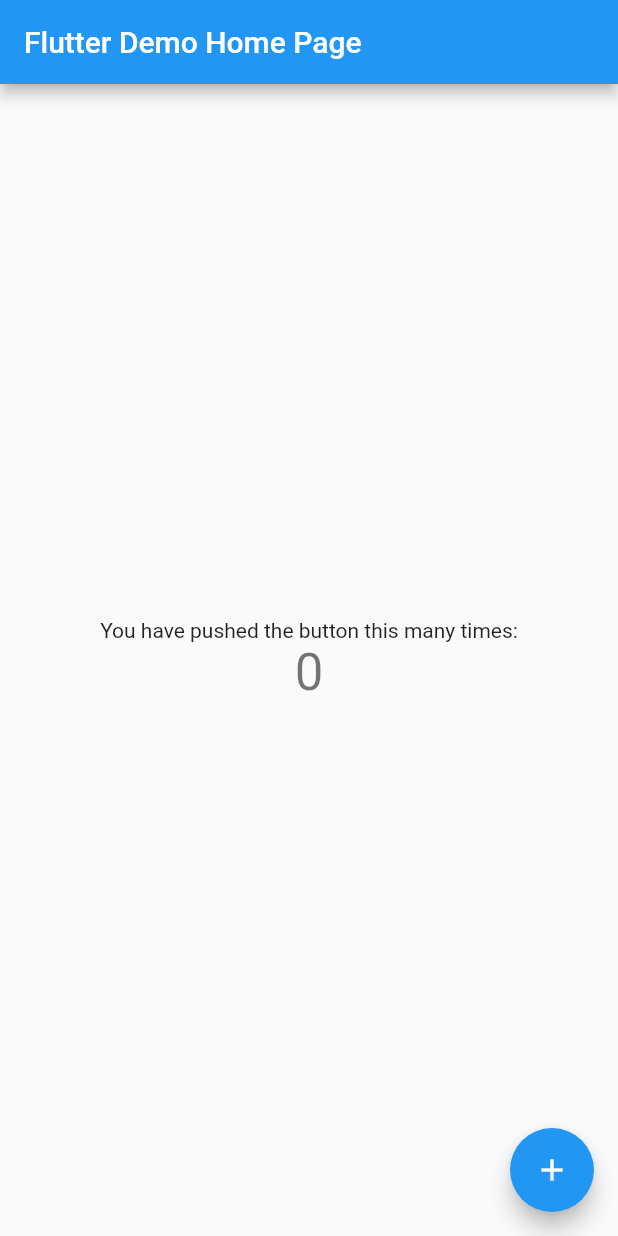
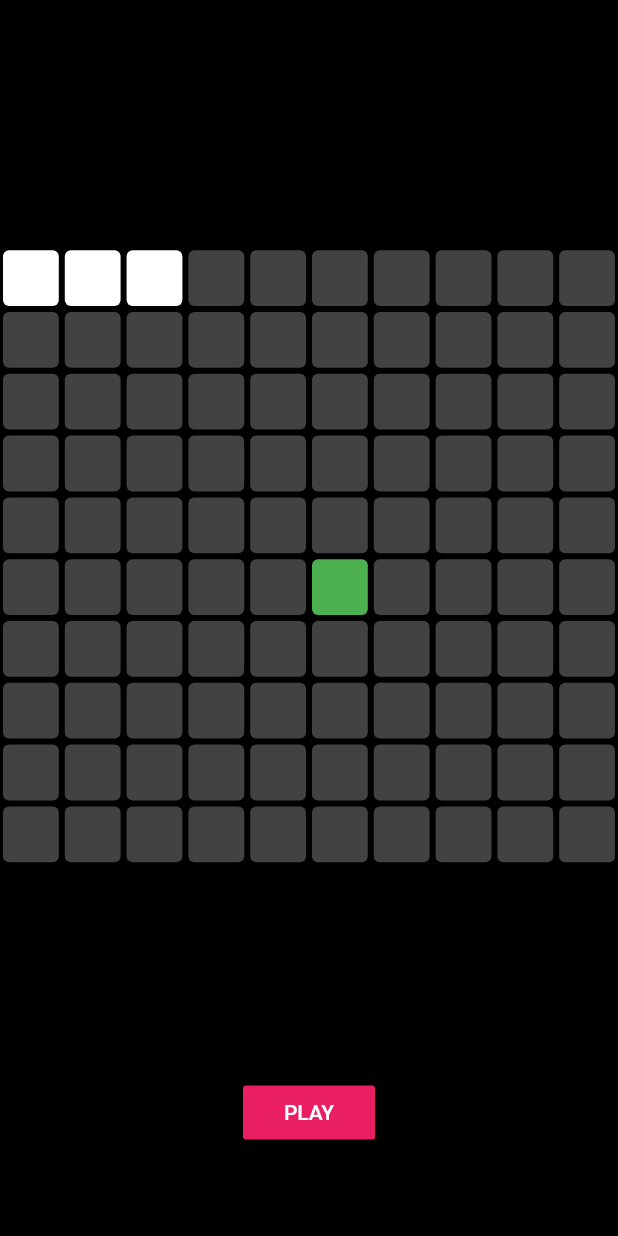
Before and after one commit to ritiknayan/SnakeGame_flutter, a Flutter app: the screen it shows after launch, on a phone screen of 412 x 824 dp. Run offline on Flutter 3.47's test engine with Material 2 defaults, Android fonts, the phone set to English and light mode, and no system bars.

Commit message:
added swipe functionality

```diff
--- /dev/null
+++ b/lib/blank_pixel.dart
@@ -0,0 +1,18 @@
+import 'package:flutter/material.dart';
+
+class BlankPixel extends StatelessWidget {
+  const BlankPixel({super.key});
+
+  @override
+  Widget build(BuildContext context) {
+    return Padding(
+      padding: const EdgeInsets.all(2.0),
+      child: Container(
+        decoration: BoxDecoration(
+          color: Colors.grey[800],
+          borderRadius: BorderRadius.circular(4),
+        ),
+      ),
+    );
+  }
+}
--- /dev/null
+++ b/lib/food_pixel.dart
@@ -0,0 +1,18 @@
+import 'package:flutter/material.dart';
+
+class FoodPixel extends StatelessWidget {
+  const FoodPixel({super.key});
+
+  @override
+  Widget build(BuildContext context) {
+    return Padding(
+      padding: const EdgeInsets.all(2.0),
+      child: Container(
+        decoration: BoxDecoration(
+          color: Colors.green,
+          borderRadius: BorderRadius.circular(4),
+        ),
+      ),
+    );
+  }
+}
--- /dev/null
+++ b/lib/home_page.dart
@@ -0,0 +1,169 @@
+import 'dart:async';
+
+import 'package:flutter/material.dart';
+
+import 'package:snake_game_flutter/snake_pixel.dart';
+
+import 'blank_pixel.dart';
+import 'food_pixel.dart';
+
+class HomePage extends StatefulWidget {
+  const HomePage({super.key});
+
+  @override
+  State<HomePage> createState() => _HomePageState();
+}
+
+enum snake_Direction { UP, DOWN, LEFT, RIGHT }
+
+class _HomePageState extends State<HomePage> {
+  // grid dimensions
+
+  int rowSize = 10;
+  int totalNumbersOfSquares = 100;
+
+  //snake position
+  List<int> snakepos = [
+    0,
+    1,
+    2,
+  ];
+
+  //snake  direcdtion is initialilly to the right
+  var currentDirection = snake_Direction.RIGHT;
+
+  //food position
+  int foodPos = 55;
+
+  //start the game
+  void startGame() {
+    Timer.periodic(Duration(milliseconds: 200), (timer) {
+      setState(() {
+        //keep the snake moving
+        moveSnake();
+      });
+    });
+  }
+
+  void eatFood() {}
+
+  void moveSnake() {
+    switch (currentDirection) {
+      case snake_Direction.RIGHT:
+        {
+          //if snake is at the right wall, need to re-adjust
+          if (snakepos.last % rowSize == 9) {
+            snakepos.add(snakepos.last + 1 - rowSize);
+          } else {
+            snakepos.add(snakepos.last + 1);
+          }
+          // add a head
+
+          // remove tail
+          snakepos.removeAt(0);
+        }
+        break;
+      case snake_Direction.LEFT:
+        {
+          // add a head
+          if (snakepos.last % rowSize == 0) {
+            snakepos.add(snakepos.last - 1 + rowSize);
+          } else {
+            snakepos.add(snakepos.last - 1);
+          }
+          // remove tail
+          snakepos.removeAt(0);
+        }
+        break;
+      case snake_Direction.UP:
+        {
+          // add a head
+          if (snakepos.last < rowSize) {
+            snakepos.add(snakepos.last - rowSize + totalNumbersOfSquares);
+          } else {
+            snakepos.add(snakepos.last - rowSize);
+          }
+          // remove tail
+          snakepos.removeAt(0);
+        }
+        break;
+      case snake_Direction.DOWN:
+        {
+          if (snakepos.last + rowSize > totalNumbersOfSquares) {
+            snakepos.add(snakepos.last + rowSize - totalNumbersOfSquares);
+          } else {
+            snakepos.add(snakepos.last + rowSize);
+          }
+          // remove tail
+          snakepos.removeAt(0);
+        }
+        break;
+      default:
+    }
+
+    if (snakepos.last == foodPos) {
+      eatFood();
+    }
+  }
+
+  @override
+  Widget build(BuildContext context) {
+    return Scaffold(
+      backgroundColor: Colors.black,
+      body: Column(children: [
+        //high scores
+        Expanded(child: Container()),
+
+        // games grid
+
+        Expanded(
+            flex: 3,
+            child: GestureDetector(
+              onVerticalDragUpdate: (details) {
+                if (details.delta.dy > 0 &&
+                    currentDirection != snake_Direction.UP) {
+                  currentDirection = snake_Direction.DOWN;
+                } else if (details.delta.dy < 0 &&
+                    currentDirection != snake_Direction.DOWN) {
+                  currentDirection = snake_Direction.UP;
+                }
+              },
+              onHorizontalDragUpdate: (details) {
+                if (details.delta.dx > 0 &&
+                    currentDirection != snake_Direction.LEFT) {
+                  currentDirection = snake_Direction.RIGHT;
+                } else if (details.delta.dx < 0 &&
+                    currentDirection != snake_Direction.RIGHT) {
+                  currentDirection = snake_Direction.LEFT;
+                }
+              },
+              child: GridView.builder(
+                itemCount: totalNumbersOfSquares,
+                physics: const NeverScrollableScrollPhysics(),
+                gridDelegate: SliverGridDelegateWithFixedCrossAxisCount(
+                    crossAxisCount: rowSize),
+                itemBuilder: (context, index) {
+                  if (snakepos.contains(index)) {
+                    return const SnakePixel();
+                  } else if (foodPos == index) {
+                    return const FoodPixel();
+                  } else {
+                    return const BlankPixel();
+                  }
+                },
+              ),
+            )),
+        // play button
+        Expanded(
+            child: Container(
+          child: Center(
+              child: MaterialButton(
+            onPressed: startGame,
+            child: Text('PLAY'),
+            color: Colors.pink,
+          )),
+        )),
+      ]),
+    );
+  }
+}
--- a/lib/main.dart
+++ b/lib/main.dart
@@ -1,4 +1,6 @@
 import 'package:flutter/material.dart';
+
+import 'home_page.dart';
 
 void main() {
   runApp(const MyApp());
@@ -7,109 +9,12 @@
 class MyApp extends StatelessWidget {
   const MyApp({super.key});
 
-  // This widget is the root of your application.
   @override
   Widget build(BuildContext context) {
     return MaterialApp(
-      title: 'Flutter Demo',
-      theme: ThemeData(
-        // This is the theme of your application.
-        //
-        // Try running your application with "flutter run". You'll see the
-        // application has a blue toolbar. Then, without quitting the app, try
-        // changing the primarySwatch below to Colors.green and then invoke
-        // "hot reload" (press "r" in the console where you ran "flutter run",
-        // or simply save your changes to "hot reload" in a Flutter IDE).
-        // Notice that the counter didn't reset back to zero; the application
-        // is not restarted.
-        primarySwatch: Colors.blue,
-      ),
-      home: const MyHomePage(title: 'Flutter Demo Home Page'),
+      debugShowCheckedModeBanner: false,
+      home: HomePage(),
+      theme: ThemeData(brightness: Brightness.dark),
     );
   }
 }
-
-class MyHomePage extends StatefulWidget {
-  const MyHomePage({super.key, required this.title});
-
-  // This widget is the home page of your application. It is stateful, meaning
-  // that it has a State object (defined below) that contains fields that affect
-  // how it looks.
-
-  // This class is the configuration for the state. It holds the values (in this
-  // case the title) provided by the parent (in this case the App widget) and
-  // used by the build method of the State. Fields in a Widget subclass are
-  // always marked "final".
-
-  final String title;
-
-  @override
-  State<MyHomePage> createState() => _MyHomePageState();
-}
-
-class _MyHomePageState extends State<MyHomePage> {
-  int _counter = 0;
-
-  void _incrementCounter() {
-    setState(() {
-      // This call to setState tells the Flutter framework that something has
-      // changed in this State, which causes it to rerun the build method below
-      // so that the display can reflect the updated values. If we changed
-      // _counter without calling setState(), then the build method would not be
-      // called again, and so nothing would appear to happen.
-      _counter++;
-    });
-  }
-
-  @override
-  Widget build(BuildContext context) {
-    // This method is rerun every time setState is called, for instance as done
-    // by the _incrementCounter method above.
-    //
-    // The Flutter framework has been optimized to make rerunning build methods
-    // fast, so that you can just rebuild anything that needs updating rather
-    // than having to individually change instances of widgets.
-    return Scaffold(
-      appBar: AppBar(
-        // Here we take the value from the MyHomePage object that was created by
-        // the App.build method, and use it to set our appbar title.
-        title: Text(widget.title),
-      ),
-      body: Center(
-        // Center is a layout widget. It takes a single child and positions it
-        // in the middle of the parent.
-        child: Column(
-          // Column is also a layout widget. It takes a list of children and
-          // arranges them vertically. By default, it sizes itself to fit its
-          // children horizontally, and tries to be as tall as its parent.
-          //
-          // Invoke "debug painting" (press "p" in the console, choose the
-          // "Toggle Debug Paint" action from the Flutter Inspector in Android
-          // Studio, or the "Toggle Debug Paint" command in Visual Studio Code)
-          // to see the wireframe for each widget.
-          //
-          // Column has various properties to control how it sizes itself and
-          // how it positions its children. Here we use mainAxisAlignment to
-          // center the children vertically; the main axis here is the vertical
-          // axis because Columns are vertical (the cross axis would be
-          // horizontal).
-          mainAxisAlignment: MainAxisAlignment.center,
-          children: <Widget>[
-            const Text(
-              'You have pushed the button this many times:',
-            ),
-            Text(
-              '$_counter',
-              style: Theme.of(context).textTheme.headlineMedium,
-            ),
-          ],
-        ),
-      ),
-      floatingActionButton: FloatingActionButton(
-        onPressed: _incrementCounter,
-        tooltip: 'Increment',
-        child: const Icon(Icons.add),
-      ), // This trailing comma makes auto-formatting nicer for build methods.
-    );
-  }
-}
--- /dev/null
+++ b/lib/snake_pixel.dart
@@ -0,0 +1,18 @@
+import 'package:flutter/material.dart';
+
+class SnakePixel extends StatelessWidget {
+  const SnakePixel({super.key});
+
+  @override
+  Widget build(BuildContext context) {
+    return Padding(
+      padding: const EdgeInsets.all(2.0),
+      child: Container(
+        decoration: BoxDecoration(
+          color: Colors.white,
+          borderRadius: BorderRadius.circular(4),
+        ),
+      ),
+    );
+  }
+}
```
